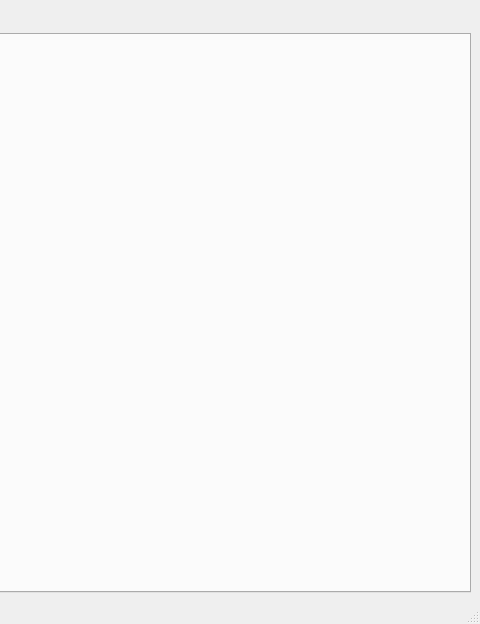
streju/body_fatigue_detection, file visualization/src/mainwindow.ui: the form before one commit; both pictures show x 461 to 941 and y 0 to 624 of the 941 by 624 pixel window.
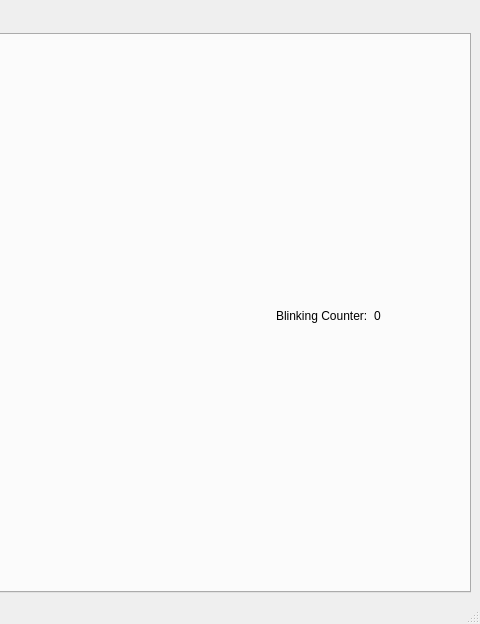
The form after the commit. The open tabs and pages were chosen to show the change.

Commit message: Basic blinking analysis

What changed in the file:
```diff
--- a/visualization/src/mainwindow.ui
+++ b/visualization/src/mainwindow.ui
@@ -86,15 +86,18 @@
        <attribute name="title">
         <string>Debug</string>
        </attribute>
-       <widget class="QLabel" name="debug_img_label">
+       <widget class="QWidget" name="">
         <property name="geometry">
          <rect>
-          <x>110</x>
-          <y>30</y>
-          <width>640</width>
-          <height>480</height>
+          <x>80</x>
+          <y>40</y>
+          <width>768</width>
+          <height>482</height>
          </rect>
         </property>
+        <layout class="QHBoxLayout" name="horizontalLayout_4">
+         <item>
+          <widget class="QLabel" name="debug_img_label">
         <property name="minimumSize">
          <size>
           <width>640</width>
@@ -107,6 +110,27 @@
         <property name="alignment">
          <set>Qt::AlignCenter</set>
         </property>
+          </widget>
+         </item>
+         <item>
+          <layout class="QHBoxLayout" name="horizontalLayout_3">
+           <item>
+            <widget class="QLabel" name="blinking_counter_label">
+             <property name="text">
+              <string>Blinking Counter:</string>
+             </property>
+            </widget>
+           </item>
+           <item>
+            <widget class="QLabel" name="blinking_counter_nr">
+             <property name="text">
+              <string>0</string>
+             </property>
+            </widget>
+           </item>
+          </layout>
+         </item>
+        </layout>
        </widget>
       </widget>
      </widget>
```
Left out of the diff: 4 changed lines with no effect on the pictures. Lines whose indentation alone changed are shown as unchanged. The commit also changes 26 other files.
